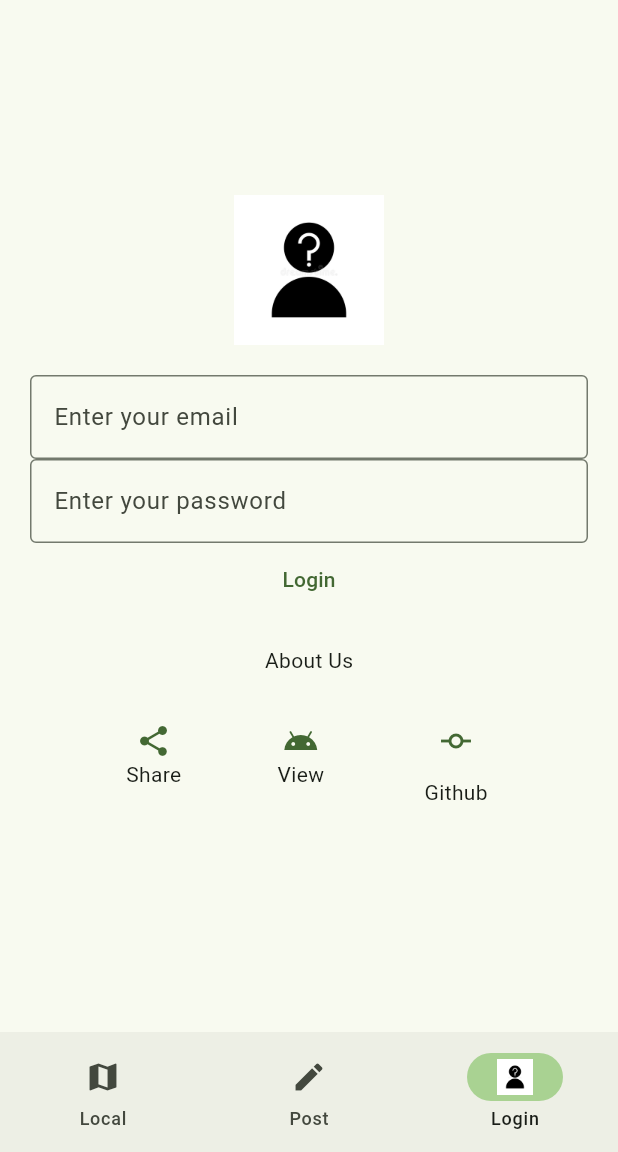
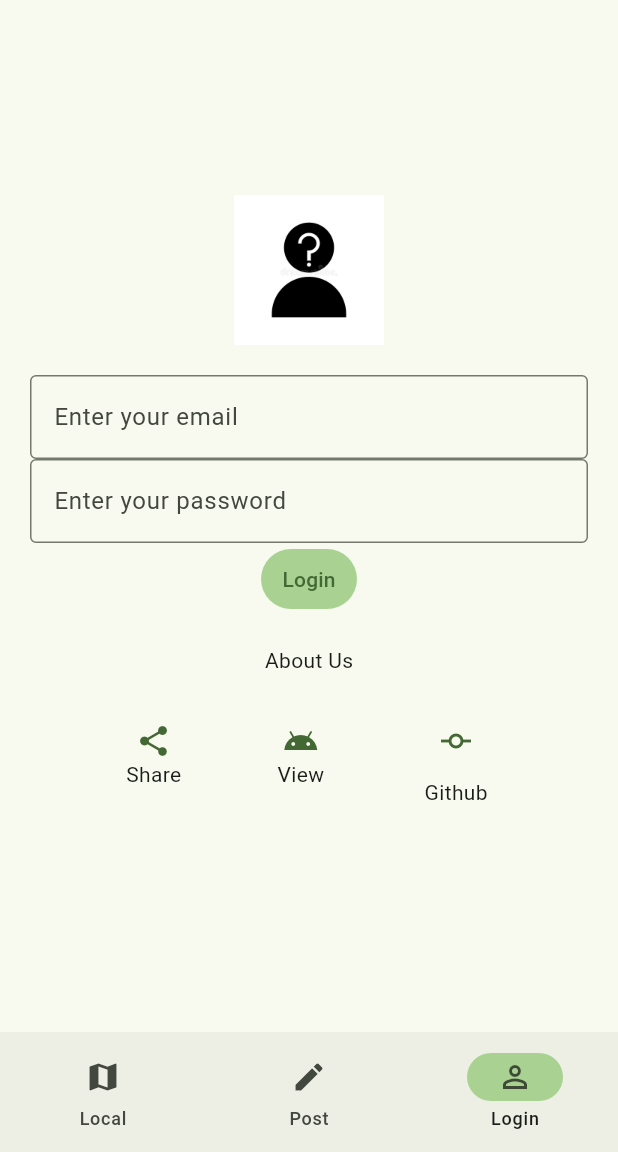
Before and after one commit to JosephMemmelAtWCTC/Local-connection-mobile-app-final, a Flutter app: the screen it shows after launch, item 3 of the bottom bar chosen, after a tap on "Login", on a phone screen of 412 x 824 dp, the part 84-1236 px from its top. Run offline on Flutter 3.47's test engine with Material 3 defaults, Android fonts, the phone set to English and light mode, and no system bars; our stand-ins replace flutter_map, geolocator, latlong2; network calls fail.

Commit message:
You must be logged in to post

```diff
--- a/lib/ManagePage.dart
+++ b/lib/ManagePage.dart
@@ -143,7 +143,7 @@ class _ManagePageState extends State<ManagePage> {
                       ),
                     ],
                   ),
-                  Positioned(
+                  if(AppData().loggedInUser.isLoggedIn) Positioned(
                     top: 16.0,
                     left: 0,
                     right: 0,
@@ -173,7 +173,8 @@ class _ManagePageState extends State<ManagePage> {
             // Flexible(
             Container(
               // flex: 3,
-              child: Container(
+              child:
+              !AppData().loggedInUser.isLoggedIn ? const Text("You must be logged in to post") : Container(
                 width: double.infinity,
                 height: 420,
                 decoration: BoxDecoration(
--- a/lib/Models/LoggedInUser.dart
+++ b/lib/Models/LoggedInUser.dart
@@ -35,7 +35,6 @@ class LoggedInUser {
     }else{
       return false;
     }
-
   }
 
   scheduleLoginRefresh() async {
--- a/lib/ProfilePage.dart
+++ b/lib/ProfilePage.dart
@@ -101,17 +101,25 @@ class _ProfilePageState extends State<ProfilePage> {
                       }
                     ),
                     TextButton(
-                      style: const ButtonStyle(
+                      style: ButtonStyle(
+                        backgroundColor: WidgetStateProperty.all(Theme.of(context).colorScheme.primaryFixedDim),
+                        padding: WidgetStateProperty.all<EdgeInsets>(EdgeInsets.symmetric(horizontal: 2.0, vertical: 2.0)),
                       ),
                       onPressed: () async {
                         final success = await AppData().loggedInUser.login(_username, _password);
                         if (success) {
+                          ScaffoldMessenger.of(context).showSnackBar(
+                            const SnackBar(
+                              content:
+                              Text('Login successful'),
+                            ),
+                          );
                           setState(() {});
                         } else {
                           ScaffoldMessenger.of(context).showSnackBar(
                             const SnackBar(
                               content:
-                                Text('Login failed.'),
+                                Text('Login failed'),
                             ),
                           );
                         }
--- a/lib/main.dart
+++ b/lib/main.dart
@@ -87,6 +87,7 @@ class _NavigationExampleState extends State<NavigationExample> {
             icon: const Icon(Icons.map),
             label: 'Local',
           ),
+          // if(AppData().loggedInUser.isLoggedIn)
           const NavigationDestination(
             // icon: Badge(
               // label: Text('2'),
@@ -102,20 +103,20 @@ class _NavigationExampleState extends State<NavigationExample> {
             selectedIcon: SizedBox(
               height: 24,
               width: 24,
-              child: Image(
+              child: AppData().loggedInUser.isLoggedIn ? Image(
                 image: AppData().loggedInUser.profileImage != null
                     ? NetworkImage(AppData().loggedInUser.profileImage ?? "")
                     : const AssetImage('assets/images/unknown-person-icon-question-mark.jpg'),
-              ),
+              ) : const Icon(Icons.perm_identity_outlined),
             ),
             icon: SizedBox(
               height: 24, // Match the size with the selected icon
               width: 24, // Match the size with the selected icon
-              child: Image(
+              child: AppData().loggedInUser.isLoggedIn ? Image(
                 image: AppData().loggedInUser.profileImage != null
                     ? NetworkImage(AppData().loggedInUser.profileImage ?? "")
                     : const AssetImage('assets/images/unknown-person-icon-question-mark.jpg'),
-              ),
+              ) : const Icon(Icons.perm_identity_outlined),
             ),
             label: !AppData().loggedInUser.isLoggedIn ? "Login" : "Profile",
           ),
```
